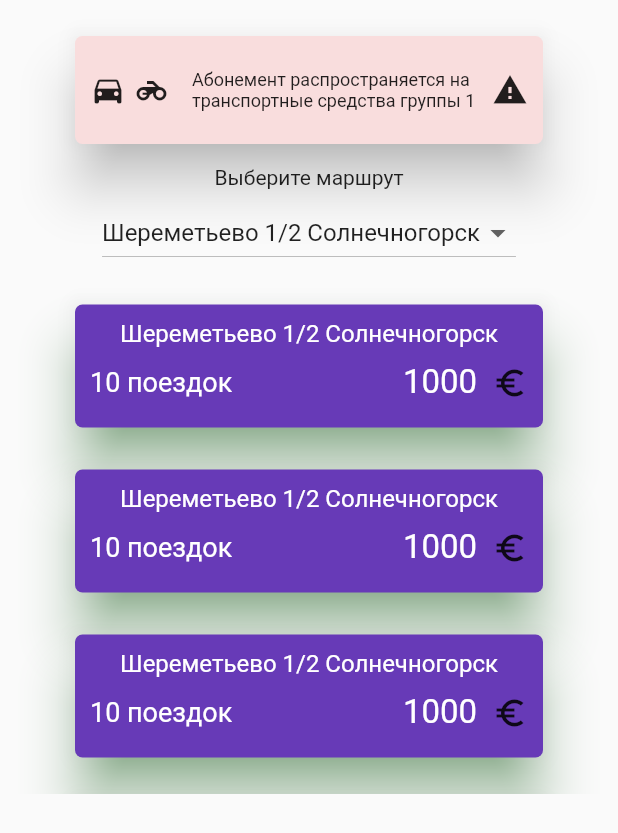
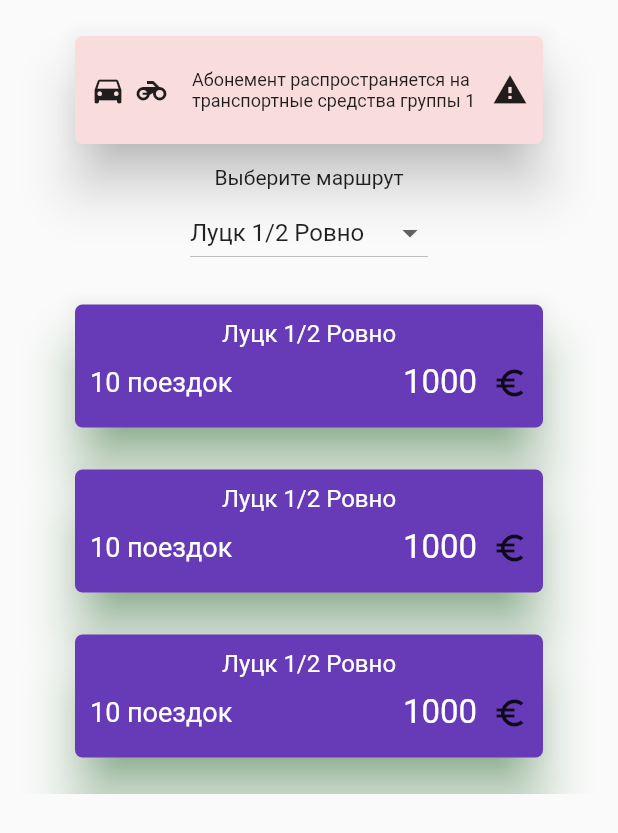
Before and after one commit to hatabulin/Transporders, a Flutter app: the AbonementBuyFragment screen opened directly, on a phone screen of 412 x 824 dp. Shown: the top 833 px of the screen. Run offline on Flutter 3.47's test engine with Material 2 defaults, Android fonts, the phone set to English and light mode, and no system bars; our stand-ins replace smooth_page_indicator; Roboto replaces fonts that are missing (bold).

Commit message:
Update abonementBuyFragment.dart

```diff
--- a/lib/ui/abonements/abonementBuyFragment.dart
+++ b/lib/ui/abonements/abonementBuyFragment.dart
@@ -11,7 +11,7 @@ const verticalSizedBoxHeight = 350.0;
 const textMargin = 20.0;
 
 bool checkBoxValue = false;
-List _routes = ["Шереметьево 1/2 Солнечногорск", "Вязники 1/2 Мстёра"];
+List _routes = ["Луцк 1/2 Ровно", "Киев 1/2 Винница"];
 
 List<DropdownMenuItem<String>> _dropDownMenuItems;
 String _currentRoute;
@@ -81,7 +81,7 @@ Widget itemList({Color color}) {
             color: Colors.deepPurple,
             child: Column(
                 children: <Widget>[
-                  Padding(child:Text("Шереметьево 1/2 Солнечногорск", style:TextStyle(fontSize: 16, color: Colors.white)),padding: const EdgeInsets.only(top:10)),
+                  Padding(child:Text("Луцк 1/2 Ровно", style:TextStyle(fontSize: 16, color: Colors.white)),padding: const EdgeInsets.only(top:10)),
                   Padding(child:Container(
                       child: Row(
                         mainAxisAlignment: MainAxisAlignment.spaceBetween,
```
